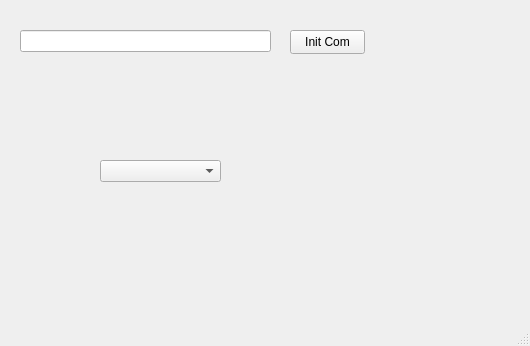
This is mainwindow.ui in Rays-France/Qt-MPPT as Qt 5 draws it before an edit. The edited form follows.
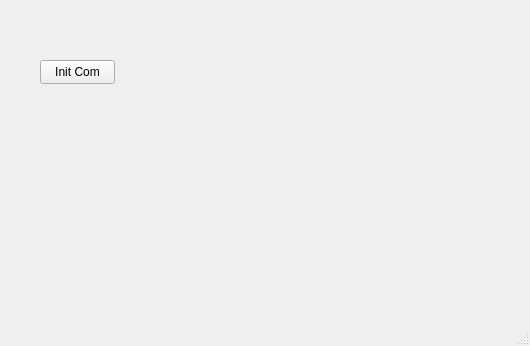
This is the edited form.

Commit message: WIP feat: myCombo-> Port scanning list V2

What changed in the file:
```diff
--- a/mainwindow.ui
+++ b/mainwindow.ui
@@ -14,21 +14,11 @@
    <string>MainWindow</string>
   </property>
   <widget class="QWidget" name="centralwidget">
-   <widget class="QLineEdit" name="lineEdit_Serial_Data">
-    <property name="geometry">
-     <rect>
-      <x>20</x>
-      <y>30</y>
-      <width>251</width>
-      <height>22</height>
-     </rect>
-    </property>
-   </widget>
    <widget class="QPushButton" name="pushButton_Send">
     <property name="geometry">
      <rect>
-      <x>290</x>
-      <y>30</y>
+      <x>40</x>
+      <y>60</y>
       <width>75</width>
       <height>24</height>
      </rect>
@@ -37,16 +27,6 @@
      <string>Init Com</string>
     </property>
    </widget>
-   <widget class="QComboBox" name="COMBox">
-    <property name="geometry">
-     <rect>
-      <x>100</x>
-      <y>160</y>
-      <width>121</width>
-      <height>22</height>
-     </rect>
-    </property>
-   </widget>
   </widget>
   <widget class="QMenuBar" name="menubar">
    <property name="geometry">
```
The commit also changes 3 other files.
